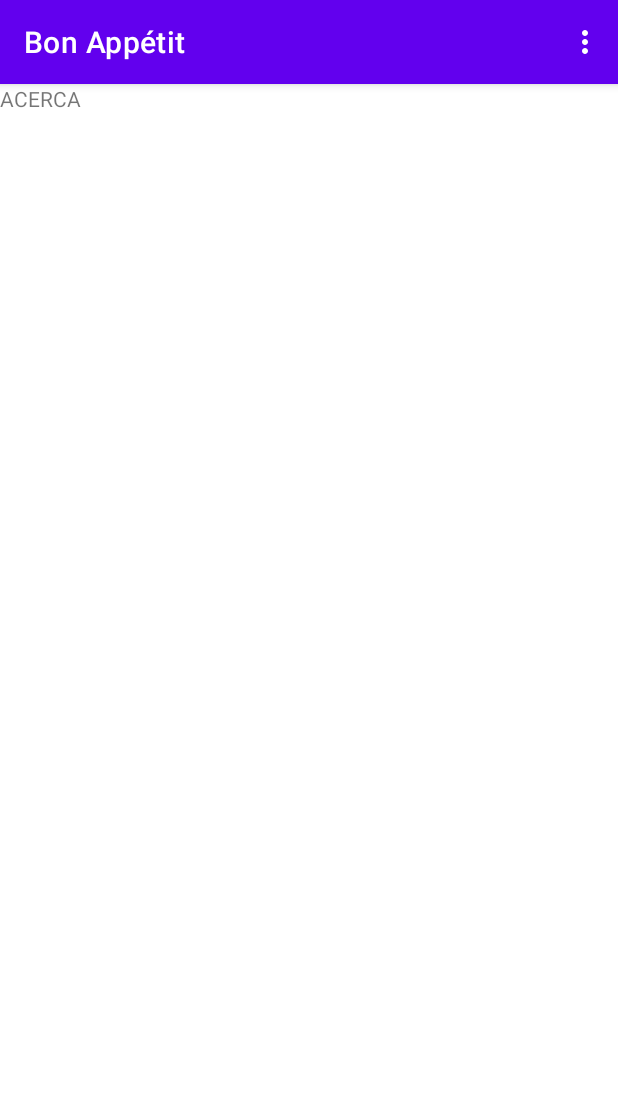
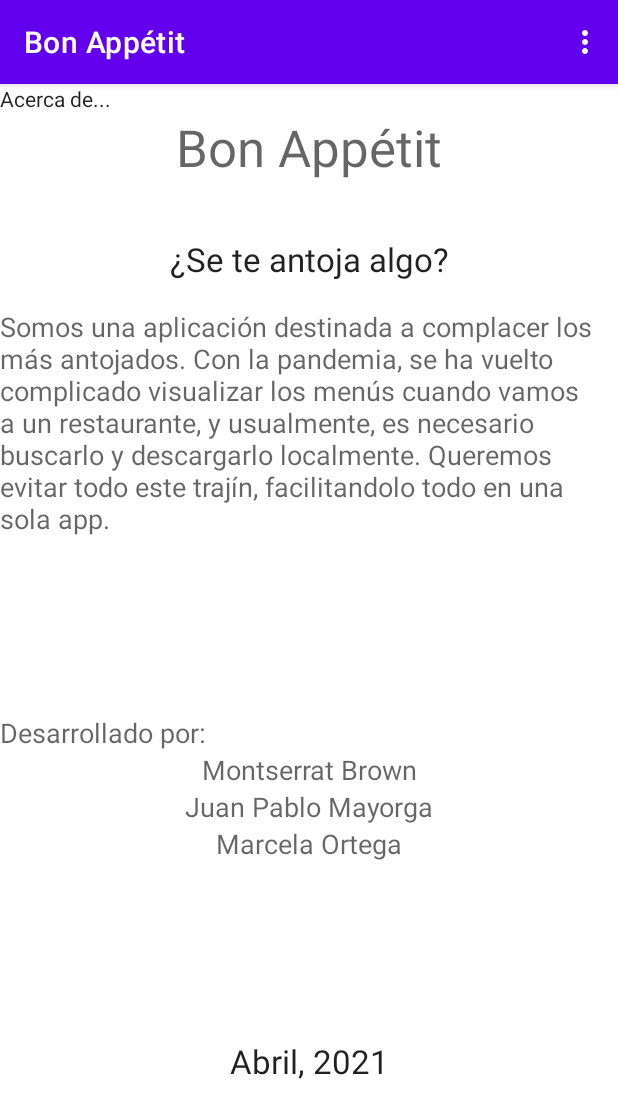
Before and after one commit to Xcreed/BonAppetit, an Android app: the AcercaDeActivity screen opened directly, with no data from a screen before it, on a phone screen of 412 x 824 dp. Shown: the top 1118 px of the screen. Run offline under Robolectric (Android 15) with nearby library versions, the phone set to English and light mode, and no system bars; our stand-ins replace Firebase (no records; nobody signed in at launch, a user with empty details on screens opened directly).

Commit message:
Acerca de terminado

```diff
--- a/app/src/main/res/layout/activity_acerca_de.xml
+++ b/app/src/main/res/layout/activity_acerca_de.xml
@@ -1,16 +1,94 @@
 <?xml version="1.0" encoding="utf-8"?>
-<androidx.constraintlayout.widget.ConstraintLayout xmlns:android="http://schemas.android.com/apk/res/android"
+<LinearLayout xmlns:android="http://schemas.android.com/apk/res/android"
     xmlns:app="http://schemas.android.com/apk/res-auto"
     xmlns:tools="http://schemas.android.com/tools"
     android:layout_width="match_parent"
     android:layout_height="match_parent"
-    tools:context=".AcercaDeActivity">
+    android:orientation="vertical"
+    tools:context=".AcercaDeActivity" >
+
+    <TextView
+        android:id="@+id/textView"
+        android:layout_width="match_parent"
+        android:layout_height="wrap_content"
+        android:text="@string/acerca"
+        android:textAppearance="@style/TextAppearance.AppCompat.Body1" />
+
+    <TextView
+        android:id="@+id/textView2"
+        android:layout_width="match_parent"
+        android:layout_height="wrap_content"
+        android:text="@string/app_name"
+        android:textAlignment="center"
+        android:textAppearance="@style/TextAppearance.AppCompat.Display1" />
+
+    <Space
+        android:layout_width="match_parent"
+        android:layout_height="37dp" />
 
     <TextView
         android:id="@+id/textView3"
-        android:layout_width="wrap_content"
+        android:layout_width="match_parent"
         android:layout_height="wrap_content"
-        android:text="ACERCA"
-        tools:layout_editor_absoluteX="212dp"
-        tools:layout_editor_absoluteY="46dp" />
-</androidx.constraintlayout.widget.ConstraintLayout>
+        android:text="@string/app_slogan"
+        android:textAlignment="center"
+        android:textAppearance="@style/TextAppearance.AppCompat.Large" />
+
+    <Space
+        android:layout_width="match_parent"
+        android:layout_height="18dp" />
+
+    <TextView
+        android:id="@+id/textView4"
+        android:layout_width="match_parent"
+        android:layout_height="wrap_content"
+        android:text="@string/app_des"
+        android:textAppearance="@style/TextAppearance.AppCompat.Medium" />
+
+    <Space
+        android:layout_width="match_parent"
+        android:layout_height="118dp" />
+
+    <TextView
+        android:id="@+id/textView5"
+        android:layout_width="match_parent"
+        android:layout_height="wrap_content"
+        android:text="@string/app_desarrolla"
+        android:textAppearance="@style/TextAppearance.AppCompat.Medium" />
+
+    <TextView
+        android:id="@+id/textView6"
+        android:layout_width="match_parent"
+        android:layout_height="wrap_content"
+        android:text="@string/app_montse"
+        android:textAlignment="center"
+        android:textAppearance="@style/TextAppearance.AppCompat.Medium" />
+
+    <TextView
+        android:id="@+id/textView10"
+        android:layout_width="match_parent"
+        android:layout_height="wrap_content"
+        android:text="@string/app_jp"
+        android:textAlignment="center"
+        android:textAppearance="@style/TextAppearance.AppCompat.Medium" />
+
+    <TextView
+        android:id="@+id/textView11"
+        android:layout_width="match_parent"
+        android:layout_height="wrap_content"
+        android:text="@string/app_marce"
+        android:textAlignment="center"
+        android:textAppearance="@style/TextAppearance.AppCompat.Medium" />
+
+    <Space
+        android:layout_width="match_parent"
+        android:layout_height="118dp" />
+
+    <TextView
+        android:id="@+id/textView12"
+        android:layout_width="match_parent"
+        android:layout_height="wrap_content"
+        android:text="@string/app_date"
+        android:textAppearance="@style/TextAppearance.AppCompat.Large"
+        android:textAlignment="center" />
+</LinearLayout>
--- a/app/src/main/res/values/strings.xml
+++ b/app/src/main/res/values/strings.xml
@@ -1,5 +1,6 @@
 <resources>
     <string name="app_name">Bon Appétit</string>
+    <string name="app_date">Abril, 2021</string>
     <string name="menu_publicarRestaurante">Publicar Restaurante</string>
     <string name="menu_acerca">Acerca</string>
     <string name="usuario">Usuario</string>
@@ -9,4 +10,13 @@
     <string name="menu">Menú</string>
     <string name="visitar">Visitar</string>
     <string name="ordenar">Ordenar!</string>
+    <string name="acerca">Acerca de...</string>
+    <string name="app_slogan">¿Se te antoja algo?</string>
+    <string name="app_desarrolla">Desarrollado por: </string>
+    <string name="app_jp">Juan Pablo Mayorga</string>
+    <string name="app_montse">Montserrat Brown</string>
+    <string name="app_marce">Marcela Ortega</string>
+    <string name="app_des">     Somos una aplicación destinada a complacer los más antojados. Con la pandemia, se ha vuelto complicado
+    visualizar los menús cuando vamos a un restaurante, y usualmente, es necesario buscarlo y descargarlo localmente. Queremos evitar todo este
+        trajín, facilitandolo todo en una sola app. </string>
 </resources>
```
